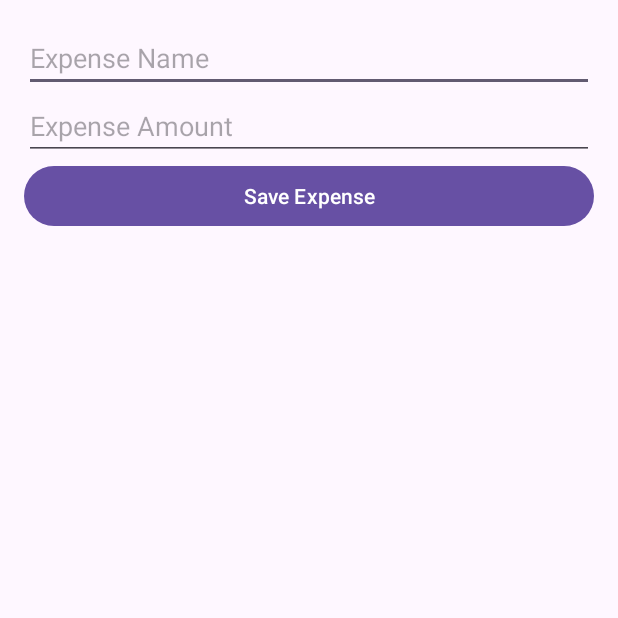
After one commit to aakash2019/TrExpense, an Android app: the AddExpenseActivity screen opened directly, with no data from a screen before it, on a phone screen of 412 x 824 dp, the top half of it. The commit adds this screen. Run offline under Robolectric (Android 15) with nearby library versions, the light colour scheme and no system bars.

```diff
--- a/app/src/main/AndroidManifest.xml
+++ b/app/src/main/AndroidManifest.xml
@@ -12,6 +12,12 @@
         android:supportsRtl="true"
         android:theme="@style/Theme.Trexpense2f94d"
         tools:targetApi="31">
+        <activity
+            android:name=".AddExpenseActivity"
+            android:exported="false" />
+        <activity
+            android:name=".MainActivity"
+            android:exported="false" />
         <activity
             android:name=".HomeActivity"
             android:exported="false" />
--- /dev/null
+++ b/app/src/main/java/com/example/trexpense_2f94d/AddExpenseActivity.java
@@ -0,0 +1,44 @@
+package com.example.trexpense_2f94d;
+
+import android.os.Bundle;
+import android.widget.Button;
+import android.widget.EditText;
+
+import androidx.activity.EdgeToEdge;
+import androidx.appcompat.app.AppCompatActivity;
+import androidx.core.graphics.Insets;
+import androidx.core.view.ViewCompat;
+import androidx.core.view.WindowInsetsCompat;
+
+public class AddExpenseActivity extends AppCompatActivity {
+
+    private EditText expenseNameEditText, expenseAmountEditText;
+    private Button saveExpenseButton;
+
+    @Override
+    protected void onCreate(Bundle savedInstanceState) {
+        super.onCreate(savedInstanceState);
+        EdgeToEdge.enable(this);
+        setContentView(R.layout.activity_add_expense);
+        ViewCompat.setOnApplyWindowInsetsListener(findViewById(R.id.main), (v, insets) -> {
+            Insets systemBars = insets.getInsets(WindowInsetsCompat.Type.systemBars());
+            v.setPadding(systemBars.left, systemBars.top, systemBars.right, systemBars.bottom);
+            return insets;
+        });
+        // Initialize views
+        expenseNameEditText = findViewById(R.id.expenseNameEditText);
+        expenseAmountEditText = findViewById(R.id.expenseAmountEditText);
+        saveExpenseButton = findViewById(R.id.saveExpenseButton);
+
+        // Save expense and return to HomeActivity
+        saveExpenseButton.setOnClickListener(v -> {
+            String expenseName = expenseNameEditText.getText().toString();
+            String expenseAmount = expenseAmountEditText.getText().toString();
+
+            // Here, you would add code to save this expense (e.g., to a database or a list)
+
+            // After saving, return to the HomeActivity
+            finish(); // Ends the AddExpenseActivity and returns to the previous screen
+        });
+    }
+}
--- /dev/null
+++ b/app/src/main/res/layout/activity_add_expense.xml
@@ -0,0 +1,39 @@
+<?xml version="1.0" encoding="utf-8"?>
+<androidx.constraintlayout.widget.ConstraintLayout xmlns:android="http://schemas.android.com/apk/res/android"
+    xmlns:app="http://schemas.android.com/apk/res-auto"
+    xmlns:tools="http://schemas.android.com/tools"
+    android:id="@+id/main"
+    android:layout_width="match_parent"
+    android:layout_height="match_parent"
+    tools:context=".AddExpenseActivity">
+
+    <LinearLayout xmlns:android="http://schemas.android.com/apk/res/android"
+        android:layout_width="match_parent"
+        android:layout_height="match_parent"
+        android:orientation="vertical"
+        android:padding="16dp">
+
+        <!-- Fields to add expense name and amount -->
+        <EditText
+            android:id="@+id/expenseNameEditText"
+            android:layout_width="match_parent"
+            android:layout_height="wrap_content"
+            android:hint="Expense Name" />
+
+        <EditText
+            android:id="@+id/expenseAmountEditText"
+            android:layout_width="match_parent"
+            android:layout_height="wrap_content"
+            android:hint="Expense Amount"
+            android:inputType="numberDecimal" />
+
+        <!-- Button to save the expense -->
+        <Button
+            android:id="@+id/saveExpenseButton"
+            android:layout_width="match_parent"
+            android:layout_height="wrap_content"
+            android:text="Save Expense" />
+    </LinearLayout>
+
+
+</androidx.constraintlayout.widget.ConstraintLayout>
```
Also changed, not shown: app/src/main/java/com/example/trexpense_2f94d/HomeActivity.java (+27 -0 lines), app/src/main/java/com/example/trexpense_2f94d/MainActivity.java (added, +66 -0 lines), app/src/main/res/layout/activity_main.xml (added, +63 -0 lines).
